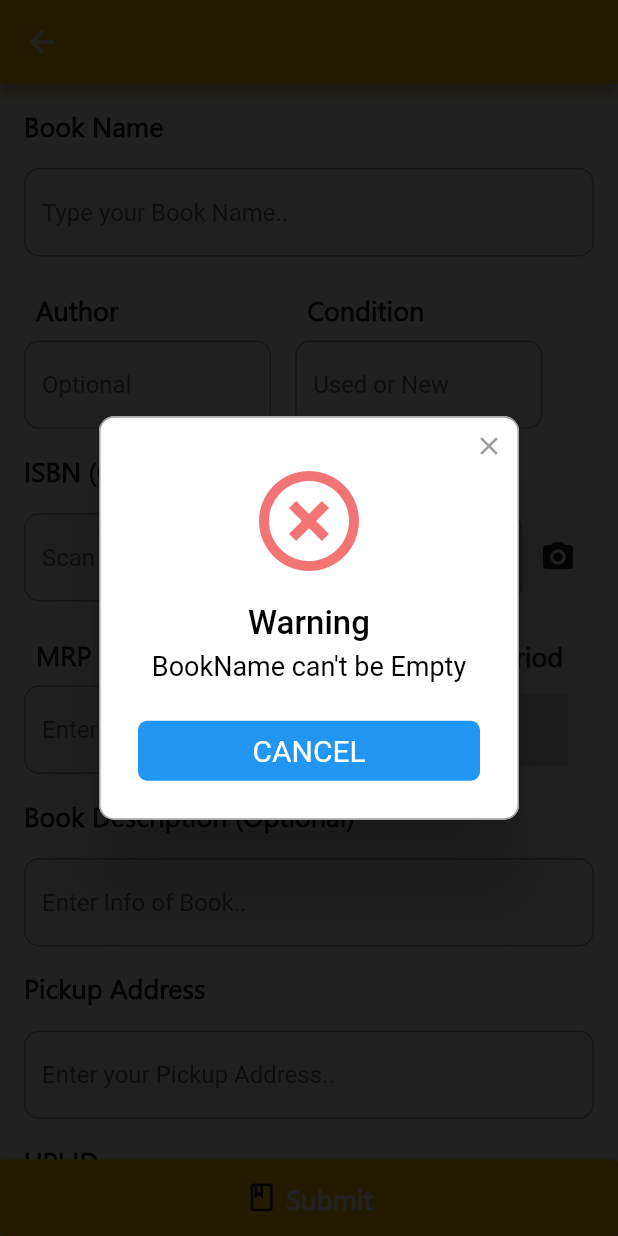
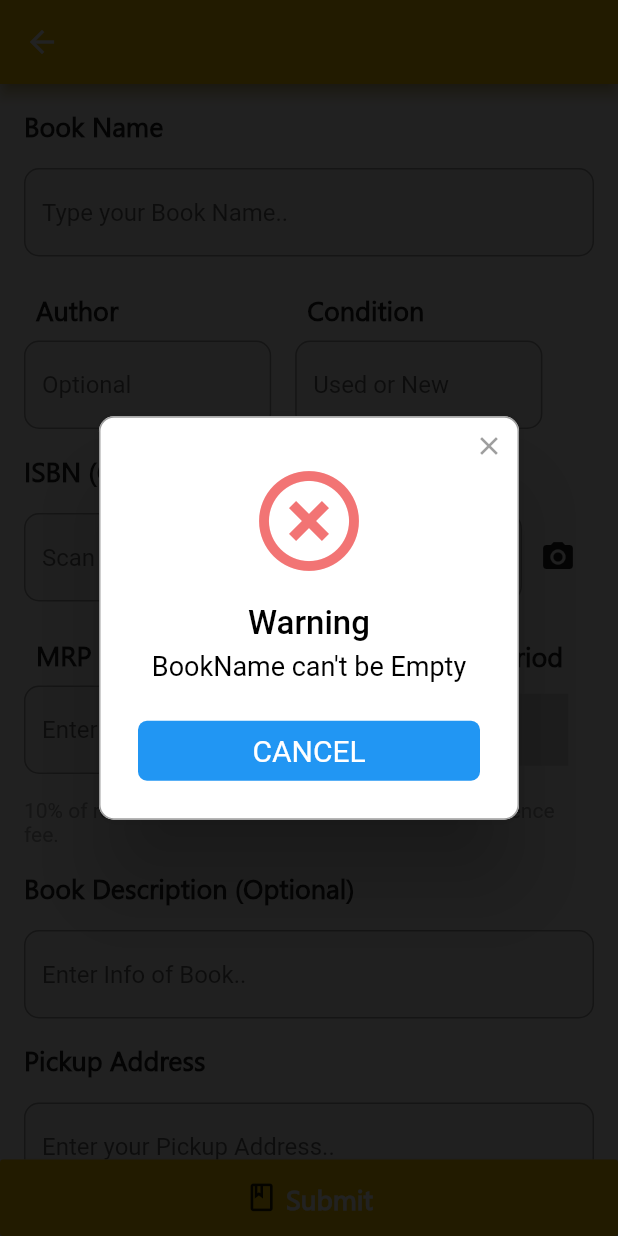
Before and after one commit to BooxWoox/BooxWoox-App-Cloud, a Flutter app: the AddBookPage screen opened by its route, after a tap on "Submit", on a phone screen of 412 x 824 dp. Run offline on Flutter 3.47's test engine with Material 2 defaults, Android fonts, the phone set to English and light mode, and no system bars; drawn by our look-alikes of rflutter_alert; our stand-ins replace cloud_firestore, dio, firebase_auth, firebase_core, firebase_storage, flare_flutter and 7 more; missing offline and left inert: flutter_barcode_scanner, flutter_dropdown, images_picker, razorpay_flutter, unicorndial; accounts and stored records are empty.

Commit message:
Minor fixes

```diff
--- a/lib/UI/AddBookPage.dart
+++ b/lib/UI/AddBookPage.dart
@@ -34,11 +34,13 @@ class _AddBookPageState extends State<AddBookPage>  {
   String BookName="",Author="",condition="",bkdesc="",pickup_address="",seller_UPI="",seller_phone="",Seller_fullname="";
   double MRP=0;
   double quotedprice=0;
+  int convenience_fee=10; //By default
 @override
   void initState() {
     // TODO: implement initState
     super.initState();
     getSellerDetails(FirebaseAuth.instance.currentUser.uid);
+    getQuotedParameters();
   }
   @override
   Widget build(BuildContext context) {
@@ -351,15 +353,14 @@ class _AddBookPageState extends State<AddBookPage>  {
 //                                  if(double.parse(value)>(60/100)*MRP){
 //                                    quotedprice =(60/100)*MRP;
 //                                  }else{
-                                    quotedprice=double.parse(value);
+                                  quotedprice=double.parse(value);
                                   //}
-
                                 },
                                 autocorrect: false,
                                 decoration: InputDecoration(
                                   filled: true,
                                   fillColor: Colors.grey[290],
-                                  hintText: " < 60% of MRP",
+                                  hintText: ">30% & <60% of MRP",
                                   enabledBorder: OutlineInputBorder(
                                     borderRadius: BorderRadius.all(Radius.circular(10.0)),
                                     borderSide: BorderSide(color: Colors.grey),
@@ -404,6 +405,14 @@ class _AddBookPageState extends State<AddBookPage>  {
                         ),
                       ),
                     ],
+                  ),
+                  Padding(
+                    padding: const EdgeInsets.all(8.0),
+                    child: Text("${convenience_fee}% of rental amount would be deducted as convenience fee.",
+                    style: TextStyle(
+                        color: Colors.grey
+                      ),
+                    ),
                   ),
                   Padding(
                     padding: const EdgeInsets.all(8.0),
@@ -645,8 +654,8 @@ class _AddBookPageState extends State<AddBookPage>  {
       _onBasicWaitingAlertPressed(context,"Recheck MRP Field");
       return false;
     }
-    if(quotedprice>(60/100)*mrp){
-      _onBasicWaitingAlertPressed(context,"Quoted Price should be <= 60 % of MRP");
+    if(quotedprice>(60/100)*mrp || quotedprice<(30/100)*mrp){
+      _onBasicWaitingAlertPressed(context,"Quoted Price should be >=30% and <=60% of MRP");
       return false;
     }
     if(imageFile==null){
@@ -703,5 +712,12 @@ class _AddBookPageState extends State<AddBookPage>  {
           });
     });
   }
+  void getQuotedParameters() {
+    _firestore.collection("Admin").doc("Quoted_Parameters").get().then((value) {
+      setState(() {
+        convenience_fee=value.get("Quoted_Rent_Percent");
+      });
+    });
+  }
 
 }
--- a/lib/UI/Chat/ChatsPage.dart
+++ b/lib/UI/Chat/ChatsPage.dart
@@ -37,8 +37,6 @@ class _ChatsPageState extends State<ChatsPage> {
             .collection("Users")
             .doc(UserUID)
             .collection("Chat")
-            .where('first_user_req_accepted', isEqualTo: true)
-            .where('second_user_req_accepted', isEqualTo: true)
             .snapshots(),
         builder: (context, snapshot) {
           if (!snapshot.hasData) {
@@ -141,7 +139,7 @@ class _ChatsPageState extends State<ChatsPage> {
                                                     width: MediaQuery.of(context)
                                                             .size
                                                             .width *
-                                                        0.45,
+                                                        0.6,
                                                     child: Text(
                                                       itemsnapshot.data.docs.first
                                                           .get("text"),
--- a/lib/UI/Chat/ConversationPage.dart
+++ b/lib/UI/Chat/ConversationPage.dart
@@ -90,6 +90,7 @@ class _ConversationsPageState extends State<ConversationsPage> {
                           child: chat['from'] == second_user.id
                               ? Row(
                                   mainAxisSize: MainAxisSize.min,
+                                  crossAxisAlignment: CrossAxisAlignment.start,
                                   children: [
                                     CircleAvatar(
                                       radius: 24.0,
@@ -129,6 +130,7 @@ class _ConversationsPageState extends State<ConversationsPage> {
                                 )
                               : Row(
                                   mainAxisAlignment: MainAxisAlignment.end,
+                                  crossAxisAlignment: CrossAxisAlignment.start,
                                   children: [
                                     Column(
                                       crossAxisAlignment:
```
Also changed, not shown: lib/UI/Book_info.dart (+10 -1 lines).
